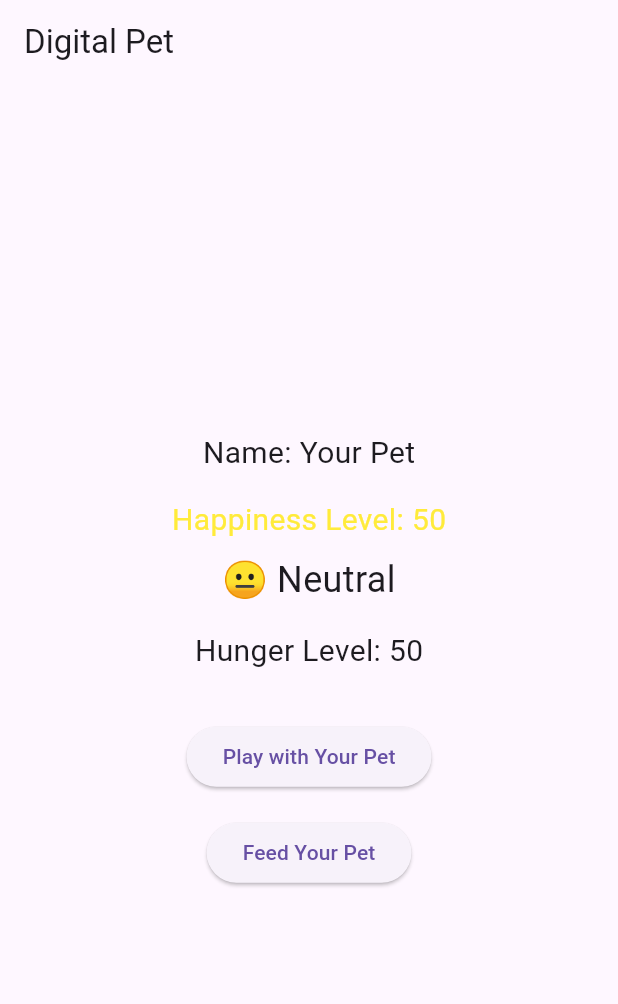
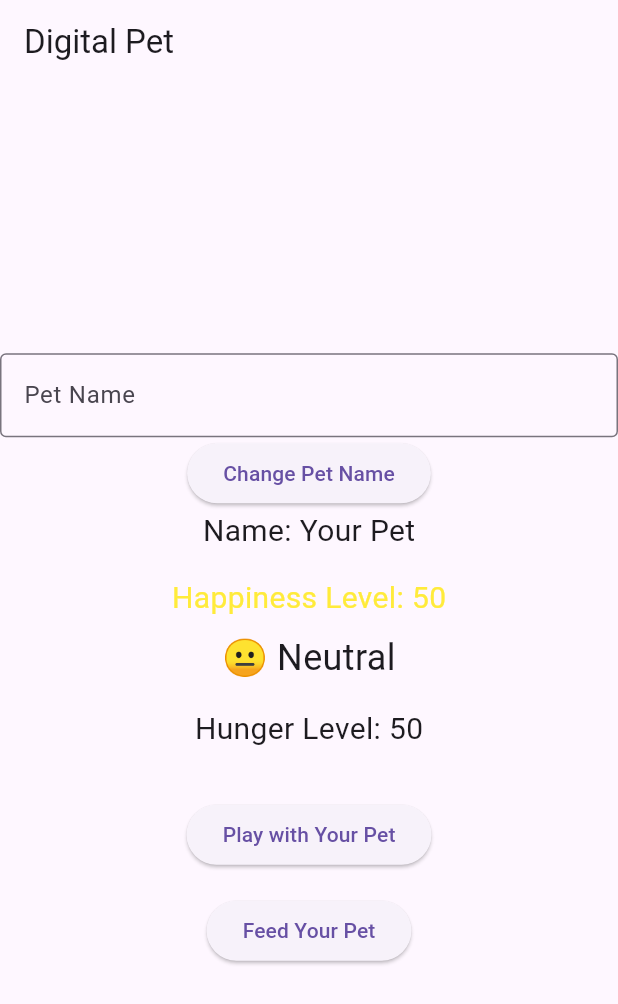
Before and after one commit to JohnPhamMobileApp/vpet, a Flutter app: the screen it shows after launch, on a phone screen of 412 x 824 dp. Shown: the top 1004 px of the screen. Run offline on Flutter 3.47's test engine with Material 3 defaults, Android fonts, the phone set to English and light mode, and no system bars.

Commit message:
Change Pet Name

```diff
--- a/lib/main.dart
+++ b/lib/main.dart
@@ -93,6 +93,16 @@ class _DigitalPetAppState extends State<DigitalPetApp> {
     }
   }
 
+  // Text Controller
+  final _controller = TextEditingController();
+
+  // Update Pet Name
+  void _updatePetName(){
+    setState(() {
+      petName = _controller.text;
+    });
+  }
+
   @override
   Widget build(BuildContext context) {
     return Scaffold(
@@ -103,6 +113,17 @@ class _DigitalPetAppState extends State<DigitalPetApp> {
         child: Column(
           mainAxisAlignment: MainAxisAlignment.center,
           children: <Widget>[
+            TextField(
+              controller: _controller,
+              decoration: InputDecoration(
+                border: OutlineInputBorder(),
+                labelText: 'Pet Name',
+              ),
+            ),
+            ElevatedButton(
+              onPressed: _updatePetName,
+              child: const Text("Change Pet Name"),
+            ),
             Text(
               'Name: $petName',
               style: TextStyle(fontSize: 20.0),
```
